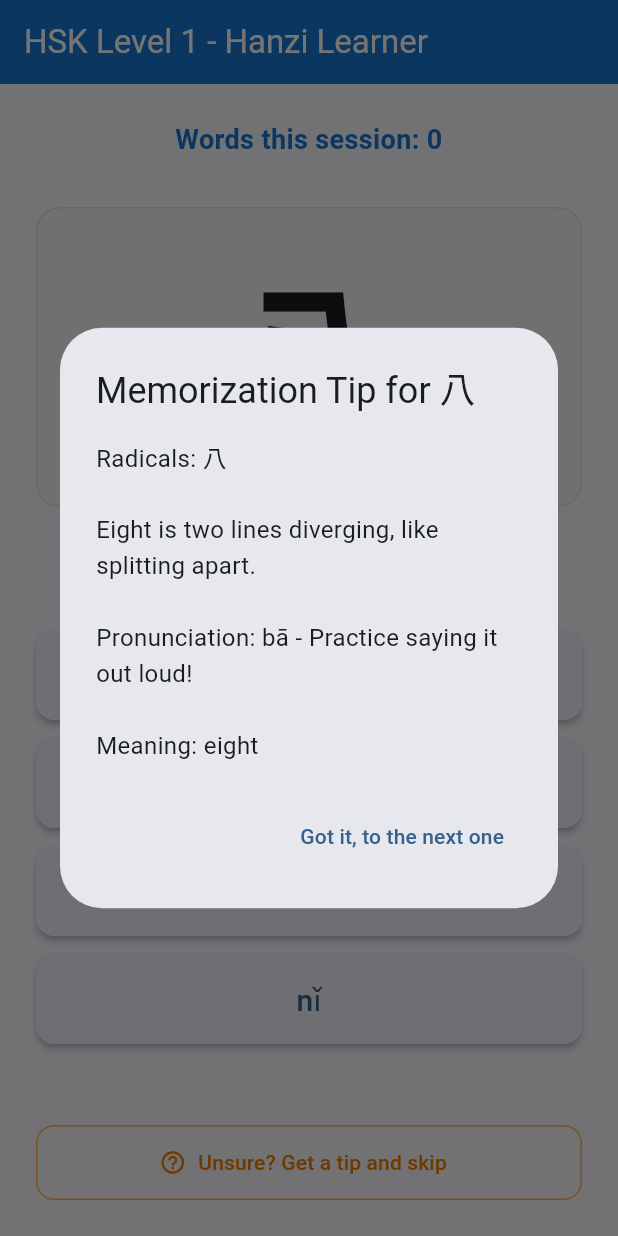
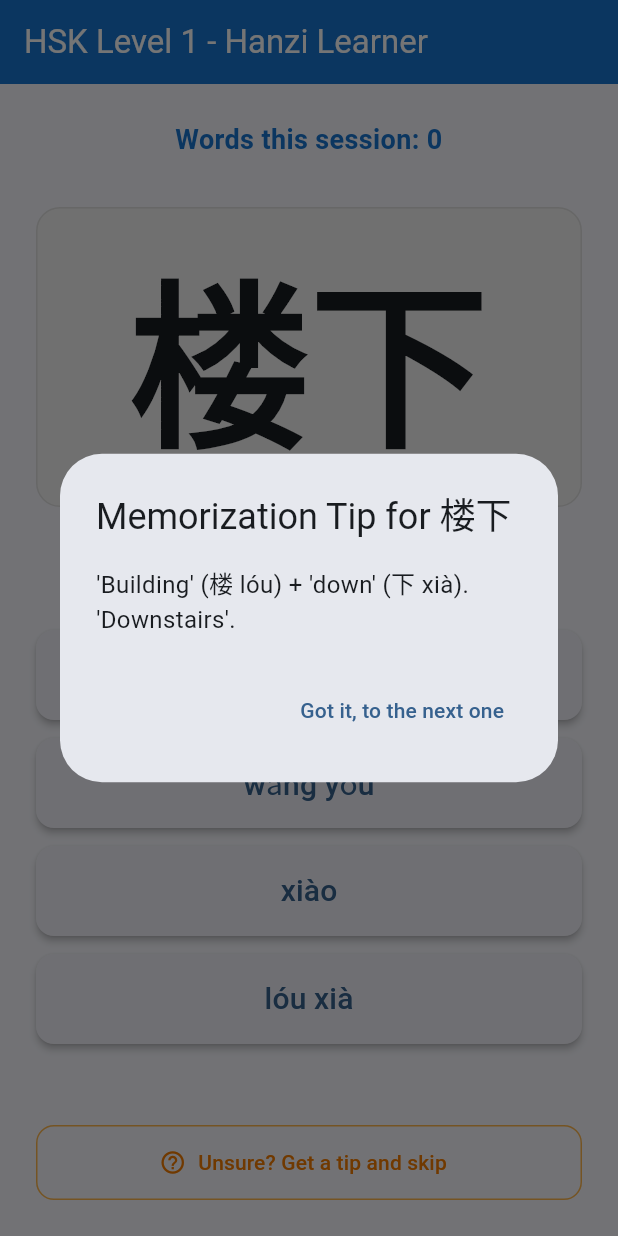
Before and after one commit to gndworks/HanziLearner, a Flutter app: the screen it shows after launch, after a tap on "Unsure? Get a tip and skip", on a phone screen of 412 x 824 dp. Run offline on Flutter 3.47's test engine with Material 3 defaults, Android fonts, the light colour scheme and no system bars.

Commit message:
Update model

```diff
--- a/lib/data/hsk_data.dart
+++ b/lib/data/hsk_data.dart
@@ -1,235 +1,46 @@
+import 'dart:convert';
+import 'package:flutter/services.dart';
 import '../models/hanzi_character.dart';
 
 class HSKData {
-  static List<HanziCharacter> getHSKLevel1() {
-    return [
-      HanziCharacter(
-        character: '一',
-        pinyin: 'yī',
-        meaning: 'one',
-        hskLevel: 1,
-        radicals: ['一'],
-      ),
-      HanziCharacter(
-        character: '二',
-        pinyin: 'èr',
-        meaning: 'two',
-        hskLevel: 1,
-        radicals: ['二'],
-      ),
-      HanziCharacter(
-        character: '三',
-        pinyin: 'sān',
-        meaning: 'three',
-        hskLevel: 1,
-        radicals: ['一'],
-      ),
-      HanziCharacter(
-        character: '四',
-        pinyin: 'sì',
-        meaning: 'four',
-        hskLevel: 1,
-        radicals: ['囗', '儿'],
-      ),
-      HanziCharacter(
-        character: '五',
-        pinyin: 'wǔ',
-        meaning: 'five',
-        hskLevel: 1,
-        radicals: ['一'],
-      ),
-      HanziCharacter(
-        character: '六',
-        pinyin: 'liù',
-        meaning: 'six',
-        hskLevel: 1,
-        radicals: ['亠', '八'],
-      ),
-      HanziCharacter(
-        character: '七',
-        pinyin: 'qī',
-        meaning: 'seven',
-        hskLevel: 1,
-        radicals: ['一'],
-      ),
-      HanziCharacter(
-        character: '八',
-        pinyin: 'bā',
-        meaning: 'eight',
-        hskLevel: 1,
-        radicals: ['八'],
-      ),
-      HanziCharacter(
-        character: '九',
-        pinyin: 'jiǔ',
-        meaning: 'nine',
-        hskLevel: 1,
-        radicals: ['乙'],
-      ),
-      HanziCharacter(
-        character: '十',
-        pinyin: 'shí',
-        meaning: 'ten',
-        hskLevel: 1,
-        radicals: ['十'],
-      ),
-      HanziCharacter(
-        character: '人',
-        pinyin: 'rén',
-        meaning: 'person',
-        hskLevel: 1,
-        radicals: ['人'],
-      ),
-      HanziCharacter(
-        character: '大',
-        pinyin: 'dà',
-        meaning: 'big',
-        hskLevel: 1,
-        radicals: ['大'],
-      ),
-      HanziCharacter(
-        character: '小',
-        pinyin: 'xiǎo',
-        meaning: 'small',
-        hskLevel: 1,
-        radicals: ['小'],
-      ),
-      HanziCharacter(
-        character: '中',
-        pinyin: 'zhōng',
-        meaning: 'middle',
-        hskLevel: 1,
-        radicals: ['丨'],
-      ),
-      HanziCharacter(
-        character: '国',
-        pinyin: 'guó',
-        meaning: 'country',
-        hskLevel: 1,
-        radicals: ['囗', '玉'],
-      ),
-      HanziCharacter(
-        character: '我',
-        pinyin: 'wǒ',
-        meaning: 'I, me',
-        hskLevel: 1,
-        radicals: ['戈'],
-      ),
-      HanziCharacter(
-        character: '你',
-        pinyin: 'nǐ',
-        meaning: 'you',
-        hskLevel: 1,
-        radicals: ['亻'],
-      ),
-      HanziCharacter(
-        character: '他',
-        pinyin: 'tā',
-        meaning: 'he, him',
-        hskLevel: 1,
-        radicals: ['亻'],
-      ),
-      HanziCharacter(
-        character: '好',
-        pinyin: 'hǎo',
-        meaning: 'good',
-        hskLevel: 1,
-        radicals: ['女', '子'],
-      ),
-      HanziCharacter(
-        character: '是',
-        pinyin: 'shì',
-        meaning: 'to be',
-        hskLevel: 1,
-        radicals: ['日'],
-      ),
-      HanziCharacter(
-        character: '的',
-        pinyin: 'de',
-        meaning: 'of, possessive',
-        hskLevel: 1,
-        radicals: ['白'],
-      ),
-      HanziCharacter(
-        character: '了',
-        pinyin: 'le',
-        meaning: 'completed action',
-        hskLevel: 1,
-        radicals: ['亅'],
-      ),
-      HanziCharacter(
-        character: '在',
-        pinyin: 'zài',
-        meaning: 'at, in',
-        hskLevel: 1,
-        radicals: ['土'],
-      ),
-      HanziCharacter(
-        character: '有',
-        pinyin: 'yǒu',
-        meaning: 'to have',
-        hskLevel: 1,
-        radicals: ['月'],
-      ),
-      HanziCharacter(
-        character: '和',
-        pinyin: 'hé',
-        meaning: 'and',
-        hskLevel: 1,
-        radicals: ['禾', '口'],
-      ),
-      HanziCharacter(
-        character: '这',
-        pinyin: 'zhè',
-        meaning: 'this',
-        hskLevel: 1,
-        radicals: ['辶'],
-      ),
-      HanziCharacter(
-        character: '那',
-        pinyin: 'nà',
-        meaning: 'that',
-        hskLevel: 1,
-        radicals: ['阝'],
-      ),
-      HanziCharacter(
-        character: '来',
-        pinyin: 'lái',
-        meaning: 'to come',
-        hskLevel: 1,
-        radicals: ['木'],
-      ),
-      HanziCharacter(
-        character: '去',
-        pinyin: 'qù',
-        meaning: 'to go',
-        hskLevel: 1,
-        radicals: ['土'],
-      ),
-      HanziCharacter(
-        character: '上',
-        pinyin: 'shàng',
-        meaning: 'up, above',
-        hskLevel: 1,
-        radicals: ['一'],
-      ),
-      HanziCharacter(
-        character: '下',
-        pinyin: 'xià',
-        meaning: 'down, below',
-        hskLevel: 1,
-        radicals: ['一'],
-      ),
-    ];
+  static List<HanziCharacter>? _cachedHSK1;
+  static Map<String, String>? _cachedTips;
+
+  static Future<List<HanziCharacter>> getHSKLevel1() async {
+    if (_cachedHSK1 != null) {
+      return _cachedHSK1!;
+    }
+
+    // Load HSK1 data
+    final String hsk1JsonString = await rootBundle.loadString('assets/hsk/1.json');
+    final List<dynamic> hsk1Data = json.decode(hsk1JsonString);
+
+    // Load tips
+    final String tipsJsonString = await rootBundle.loadString('assets/tips/hsk1.json');
+    final List<dynamic> tipsData = json.decode(tipsJsonString);
+
+    // Create a map of simplified -> tip for quick lookup
+    _cachedTips = {
+      for (var tip in tipsData)
+        tip['s'] as String: tip['t'] as String
+    };
+
+    // Convert JSON data to HanziCharacter objects
+    _cachedHSK1 = hsk1Data.map((json) {
+      final simplified = json['simplified'] as String;
+      final tip = _cachedTips![simplified];
+      return HanziCharacter.fromJson(json as Map<String, dynamic>, 1, tip: tip);
+    }).toList();
+
+    return _cachedHSK1!;
   }
 
-  static List<String> getAllPinyinOptions() {
-    return [
-      'yī', 'èr', 'sān', 'sì', 'wǔ', 'liù', 'qī', 'bā', 'jiǔ', 'shí',
-      'rén', 'dà', 'xiǎo', 'zhōng', 'guó', 'wǒ', 'nǐ', 'tā', 'hǎo', 'shì',
-      'de', 'le', 'zài', 'yǒu', 'hé', 'zhè', 'nà', 'lái', 'qù', 'shàng', 'xià',
-      'mā', 'bà', 'nǚ', 'ér', 'jiā', 'xué', 'shēng', 'lǎo', 'shī', 'péng',
-      'yǒu', 'gōng', 'zuò', 'chī', 'hē', 'shuì', 'qǐ', 'chuáng', 'kàn', 'tīng',
-    ];
+  static Future<List<String>> getAllPinyinOptions() async {
+    final characters = await getHSKLevel1();
+    return characters
+        .map((char) => char.pinyin)
+        .where((pinyin) => pinyin.isNotEmpty)
+        .toSet()
+        .toList();
   }
 }
--- a/lib/models/hanzi_character.dart
+++ b/lib/models/hanzi_character.dart
@@ -1,15 +1,93 @@
 class HanziCharacter {
-  final String character;
-  final String pinyin;
-  final String meaning;
+  // Core fields (matching JSON structure)
+  final String simplified; // Simplified character/word
+  final String radical; // Main radical
+  final int frequency; // Frequency rank
+  final List<String> pos; // Parts of speech
+  final List<CharacterForm> forms; // Character forms (traditional, transcriptions, meanings, classifiers)
+
+  // Additional fields
   final int hskLevel;
-  final List<String> radicals;
+  final String? tip; // Mnemonic tip from tips file
+
+  // Convenience getters for common access patterns (used throughout the codebase)
+  String get character => simplified;
+  String get pinyin => forms.isNotEmpty ? forms.first.transcriptions.pinyin : '';
+  String get meaning => forms.isNotEmpty && forms.first.meanings.isNotEmpty
+      ? forms.first.meanings.first
+      : '';
 
   HanziCharacter({
-    required this.character,
+    required this.simplified,
+    required this.radical,
+    required this.frequency,
+    required this.pos,
+    required this.forms,
+    required this.hskLevel,
+    this.tip,
+  });
+
+  // Factory constructor for parsing from JSON (HSK data format)
+  factory HanziCharacter.fromJson(Map<String, dynamic> json, int hskLevel, {String? tip}) {
+    return HanziCharacter(
+      simplified: json['simplified'] ?? '',
+      radical: json['radical'] ?? '',
+      frequency: json['frequency'] ?? 0,
+      pos: List<String>.from(json['pos'] ?? []),
+      forms: (json['forms'] as List<dynamic>?)
+          ?.map((form) => CharacterForm.fromJson(form as Map<String, dynamic>))
+          .toList() ?? [],
+      hskLevel: hskLevel,
+      tip: tip,
+    );
+  }
+}
+
+class CharacterForm {
+  final String traditional;
+  final Transcriptions transcriptions;
+  final List<String> meanings;
+  final List<String> classifiers;
+
+  CharacterForm({
+    required this.traditional,
+    required this.transcriptions,
+    required this.meanings,
+    required this.classifiers,
+  });
+
+  factory CharacterForm.fromJson(Map<String, dynamic> json) {
+    return CharacterForm(
+      traditional: json['traditional'] ?? '',
+      transcriptions: Transcriptions.fromJson(json['transcriptions'] ?? {}),
+      meanings: List<String>.from(json['meanings'] ?? []),
+      classifiers: List<String>.from(json['classifiers'] ?? []),
+    );
+  }
+}
+
+class Transcriptions {
+  final String pinyin;
+  final String numeric;
+  final String wadegiles;
+  final String bopomofo;
+  final String romatzyh;
+
+  Transcriptions({
     required this.pinyin,
-    required this.meaning,
-    required this.hskLevel,
-    this.radicals = const [],
+    required this.numeric,
+    required this.wadegiles,
+    required this.bopomofo,
+    required this.romatzyh,
   });
+
+  factory Transcriptions.fromJson(Map<String, dynamic> json) {
+    return Transcriptions(
+      pinyin: json['pinyin'] ?? '',
+      numeric: json['numeric'] ?? '',
+      wadegiles: json['wadegiles'] ?? '',
+      bopomofo: json['bopomofo'] ?? '',
+      romatzyh: json['romatzyh'] ?? '',
+    );
+  }
 }
--- a/lib/pages/quiz_page.dart
+++ b/lib/pages/quiz_page.dart
@@ -13,24 +13,36 @@ class QuizPage extends StatefulWidget {
 }
 
 class _QuizPageState extends State<QuizPage> {
-  late QuizService _quizService;
+  QuizService? _quizService;
   List<String> _options = [];
   String? _selectedAnswer;
   bool _showResult = false;
   bool _isCorrect = false;
+  bool _isLoading = true;
 
   @override
   void initState() {
     super.initState();
-    _quizService = QuizService(hskLevel: 1);
-    _loadQuestion();
+    _initializeQuizService();
+  }
+
+  Future<void> _initializeQuizService() async {
+    final service = await QuizService.create(hskLevel: 1);
+    if (mounted) {
+      setState(() {
+        _quizService = service;
+        _isLoading = false;
+      });
+      _loadQuestion();
+    }
   }
 
   void _loadQuestion() {
-    final character = _quizService.getCurrentCharacter();
+    if (_quizService == null) return;
+    final character = _quizService!.getCurrentCharacter();
     if (character != null) {
       setState(() {
-        _options = _quizService.generateOptions();
+        _options = _quizService!.generateOptions();
         _selectedAnswer = null;
         _showResult = false;
         _isCorrect = false;
@@ -39,11 +51,11 @@ class _QuizPageState extends State<QuizPage> {
   }
 
   void _selectAnswer(String pinyin) {
-    if (_showResult) return;
+    if (_showResult || _quizService == null) return;
 
     setState(() {
       _selectedAnswer = pinyin;
-      _isCorrect = _quizService.checkAnswer(pinyin);
+      _isCorrect = _quizService!.checkAnswer(pinyin);
       _showResult = true;
     });
 
@@ -57,7 +69,8 @@ class _QuizPageState extends State<QuizPage> {
   }
 
   void _moveToNext({bool wasCorrect = false}) {
-    final hasMore = _quizService.moveToNext(wasCorrect: wasCorrect);
+    if (_quizService == null) return;
+    final hasMore = _quizService!.moveToNext(wasCorrect: wasCorrect);
     if (hasMore) {
       _loadQuestion();
     } else {
@@ -66,11 +79,12 @@ class _QuizPageState extends State<QuizPage> {
   }
 
   void _showUnsureDialog() {
-    final character = _quizService.getCurrentCharacter();
+    if (_quizService == null) return;
+    final character = _quizService!.getCurrentCharacter();
     if (character == null) return;
 
     final tip = MemorizationService.generateMemorizationTip(character);
-    _quizService.markAsUnsure();
+    _quizService!.markAsUnsure();
 
     showDialog(
       context: context,
@@ -101,16 +115,23 @@ class _QuizPageState extends State<QuizPage> {
       barrierDismissible: false,
       builder: (context) => AlertDialog(
         title: const Text('Session Complete!'),
-        content: Text('You have learned ${_quizService.getSessionWordCount()} characters in this session.'),
+        content: Text('You have learned ${_quizService?.getSessionWordCount() ?? 0} characters in this session.'),
         actions: [
           TextButton(
-            onPressed: () {
+            onPressed: () async {
               Navigator.of(context).pop();
               // Reset quiz
               setState(() {
-                _quizService = QuizService(hskLevel: 1);
+                _isLoading = true;
+              });
+              final service = await QuizService.create(hskLevel: 1);
+              if (mounted) {
+                setState(() {
+                  _quizService = service;
+                  _isLoading = false;
+                });
                 _loadQuestion();
-              });
+              }
             },
             child: const Text('Start Over'),
           ),
@@ -121,7 +142,13 @@ class _QuizPageState extends State<QuizPage> {
 
   @override
   Widget build(BuildContext context) {
-    final character = _quizService.getCurrentCharacter();
+    if (_isLoading || _quizService == null) {
+      return const Scaffold(
+        body: Center(child: CircularProgressIndicator()),
+      );
+    }
+
+    final character = _quizService!.getCurrentCharacter();
 
     if (character == null) {
       return const Scaffold(
@@ -142,8 +169,8 @@ class _QuizPageState extends State<QuizPage> {
             crossAxisAlignment: CrossAxisAlignment.stretch,
             children: [
               SessionHeader(
-                sessionWordCount: _quizService.getSessionWordCount(),
-                isReviewing: _quizService.isReviewing(),
+                sessionWordCount: _quizService!.getSessionWordCount(),
+                isReviewing: _quizService!.isReviewing(),
               ),
               const SizedBox(height: 32),
 
--- a/lib/services/memorization_service.dart
+++ b/lib/services/memorization_service.dart
@@ -4,9 +4,14 @@ class MemorizationService {
   static String generateMemorizationTip(HanziCharacter character) {
     final tips = <String>[];
 
+    // Use tip from JSON if available
+    if (character.tip != null && character.tip!.isNotEmpty) {
+      return character.tip!;
+    }
+
     // Add radical information
-    if (character.radicals.isNotEmpty) {
-      tips.add('Radicals: ${character.radicals.join(", ")}');
+    if (character.radical.isNotEmpty) {
+      tips.add('Radical: ${character.radical}');
     }
 
     // Add character-specific tips based on common patterns
--- a/lib/services/quiz_service.dart
+++ b/lib/services/quiz_service.dart
@@ -22,11 +22,24 @@ class QuizService {
   int _sessionWordCount = 0; // Total words answered in this session
   final int _sessionTarget; // Number of words to learn in this session
 
-  QuizService({int hskLevel = 1, int sessionTarget = 5})
-      : _allAvailableCharacters = HSKData.getHSKLevel1(),
-        _allPinyinOptions = HSKData.getAllPinyinOptions(),
+  QuizService._({
+    required List<HanziCharacter> allAvailableCharacters,
+    required List<String> allPinyinOptions,
+    required int sessionTarget,
+  })  : _allAvailableCharacters = allAvailableCharacters,
+        _allPinyinOptions = allPinyinOptions,
         _sessionTarget = sessionTarget {
     _initializeActiveCharacters();
+  }
+
+  static Future<QuizService> create({int hskLevel = 1, int sessionTarget = 5}) async {
+    final characters = await HSKData.getHSKLevel1();
+    final pinyinOptions = await HSKData.getAllPinyinOptions();
+    return QuizService._(
+      allAvailableCharacters: characters,
+      allPinyinOptions: pinyinOptions,
+      sessionTarget: sessionTarget,
+    );
   }
 
   void _initializeActiveCharacters() {
--- a/pubspec.yaml
+++ b/pubspec.yaml
@@ -17,3 +17,7 @@ dev_dependencies:
 
 flutter:
   uses-material-design: true
+
+  assets:
+    - assets/hsk/
+    - assets/tips/
```
